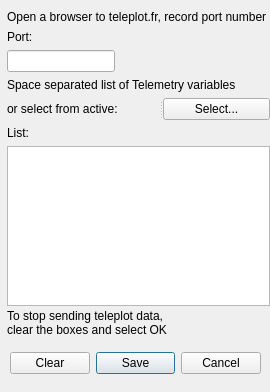
walmis/VPforce-TelemFFB, file SM/teleplot.ui: the form before one commit.
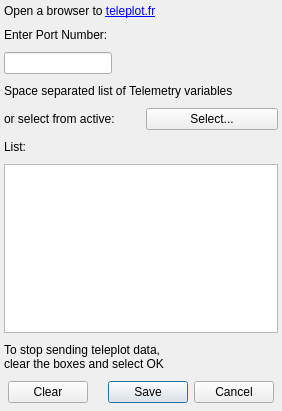
The form after the commit.

Commit message: improve teleplot ui dialog

Patch:
```diff
--- a/SM/teleplot.ui
+++ b/SM/teleplot.ui
@@ -6,33 +6,57 @@
    <rect>
     <x>0</x>
     <y>0</y>
-    <width>270</width>
-    <height>392</height>
+    <width>282</width>
+    <height>411</height>
    </rect>
   </property>
+  <property name="minimumSize">
+   <size>
+    <width>282</width>
+    <height>411</height>
+   </size>
+  </property>
+  <property name="maximumSize">
+   <size>
+    <width>282</width>
+    <height>700</height>
+   </size>
+  </property>
   <property name="windowTitle">
    <string>Teleplot Setup</string>
   </property>
-  <widget class="QWidget" name="layoutWidget">
-   <property name="geometry">
-    <rect>
-     <x>7</x>
-     <y>10</y>
-     <width>263</width>
-     <height>296</height>
-    </rect>
+  <layout class="QVBoxLayout" name="verticalLayout_2">
+   <property name="leftMargin">
+    <number>4</number>
    </property>
-   <layout class="QGridLayout" name="gridLayout">
-    <item row="5" column="0">
-     <widget class="QLabel" name="label_4">
-      <property name="text">
-       <string>List:</string>
-      </property>
-     </widget>
-    </item>
-    <item row="2" column="0" alignment="Qt::AlignLeft">
-     <widget class="QLineEdit" name="tb_port"/>
-    </item>
+   <property name="topMargin">
+    <number>4</number>
+   </property>
+   <property name="rightMargin">
+    <number>4</number>
+   </property>
+   <property name="bottomMargin">
+    <number>4</number>
+   </property>
+   <item>
+    <layout class="QVBoxLayout" name="verticalLayout" stretch="1,0,0">
+     <property name="spacing">
+      <number>10</number>
+     </property>
+     <property name="leftMargin">
+      <number>0</number>
+     </property>
+     <property name="topMargin">
+      <number>0</number>
+     </property>
+     <property name="rightMargin">
+      <number>0</number>
+     </property>
+     <property name="bottomMargin">
+      <number>4</number>
+     </property>
+     <item>
+      <layout class="QGridLayout" name="gridLayout" rowstretch="0,0,0,0,0,0,0">
     <item row="3" column="0">
      <widget class="QLabel" name="label_3">
       <property name="text">
@@ -43,63 +67,76 @@
     <item row="1" column="0">
      <widget class="QLabel" name="label_2">
       <property name="text">
-       <string>Port:</string>
+          <string>Enter Port Number:</string>
       </property>
      </widget>
     </item>
-    <item row="0" column="0">
-     <widget class="QLabel" name="label">
-      <property name="text">
-       <string>Open a browser to teleplot.fr, record port number</string>
-      </property>
-     </widget>
-    </item>
-    <item row="6" column="0">
-     <widget class="QPlainTextEdit" name="tb_vars"/>
+       <item row="2" column="0" alignment="Qt::AlignLeft">
+        <widget class="QLineEdit" name="tb_port"/>
     </item>
     <item row="4" column="0">
-     <widget class="QSplitter" name="splitter">
-      <property name="orientation">
-       <enum>Qt::Horizontal</enum>
-      </property>
+        <layout class="QHBoxLayout" name="horizontalLayout_2">
+         <property name="bottomMargin">
+          <number>0</number>
+         </property>
+         <item>
       <widget class="QLabel" name="label_6">
        <property name="text">
-        <string>or select from active: </string>
-       </property>
-      </widget>
+            <string>or select from active:</string>
+           </property>
+          </widget>
+         </item>
+         <item>
       <widget class="QPushButton" name="pb_Select">
        <property name="text">
         <string>Select...</string>
        </property>
       </widget>
-     </widget>
-    </item>
-   </layout>
-  </widget>
+         </item>
+        </layout>
+       </item>
+       <item row="5" column="0">
+        <widget class="QLabel" name="label_4">
+         <property name="text">
+          <string>List:</string>
+         </property>
+        </widget>
+       </item>
+       <item row="6" column="0">
+        <widget class="QPlainTextEdit" name="tb_vars">
+         <property name="sizePolicy">
+          <sizepolicy hsizetype="Expanding" vsizetype="Expanding">
+           <horstretch>0</horstretch>
+           <verstretch>0</verstretch>
+          </sizepolicy>
+         </property>
+        </widget>
+       </item>
+       <item row="0" column="0">
+        <widget class="QLabel" name="label">
+         <property name="text">
+          <string>Open a browser to &lt;a href=&quot;https://teleplot.fr/&quot;&gt;teleplot.fr&lt;/a&gt;</string>
+         </property>
+        </widget>
+       </item>
+      </layout>
+     </item>
+     <item>
   <widget class="QLabel" name="label_5">
-   <property name="geometry">
-    <rect>
-     <x>7</x>
-     <y>310</y>
-     <width>256</width>
-     <height>26</height>
-    </rect>
-   </property>
    <property name="text">
     <string>To stop sending teleplot data,
 clear the boxes and select OK</string>
    </property>
   </widget>
-  <widget class="QWidget" name="layoutWidget">
-   <property name="geometry">
-    <rect>
-     <x>10</x>
-     <y>350</y>
-     <width>251</width>
-     <height>26</height>
-    </rect>
-   </property>
+     </item>
+     <item>
    <layout class="QHBoxLayout" name="horizontalLayout">
+       <property name="leftMargin">
+        <number>4</number>
+       </property>
+       <property name="rightMargin">
+        <number>4</number>
+       </property>
     <item alignment="Qt::AlignLeft">
      <widget class="QPushButton" name="pb_clear">
       <property name="text">
@@ -120,19 +157,6 @@
       </property>
      </spacer>
     </item>
-    <item>
-     <spacer name="horizontalSpacer">
-      <property name="orientation">
-       <enum>Qt::Horizontal</enum>
-      </property>
-      <property name="sizeHint" stdset="0">
-       <size>
-        <width>40</width>
-        <height>20</height>
-       </size>
-      </property>
-     </spacer>
-    </item>
     <item alignment="Qt::AlignRight">
      <widget class="QDialogButtonBox" name="buttonBox">
       <property name="orientation">
@@ -144,7 +168,10 @@
      </widget>
     </item>
    </layout>
-  </widget>
+     </item>
+    </layout>
+   </item>
+  </layout>
  </widget>
  <resources/>
  <connections/>
```
Lines whose indentation alone changed are shown as unchanged. The commit also changes 2 other files.
